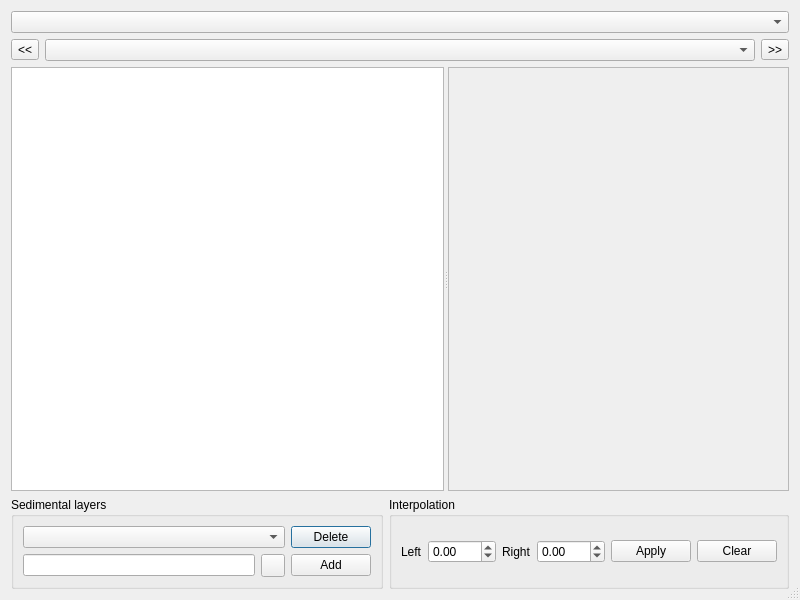
This is PreCourlis/ui/profile_dialog_base.ui in nixsosx2032/PreCourlis as Qt 5 draws it before an edit. The edited form follows.
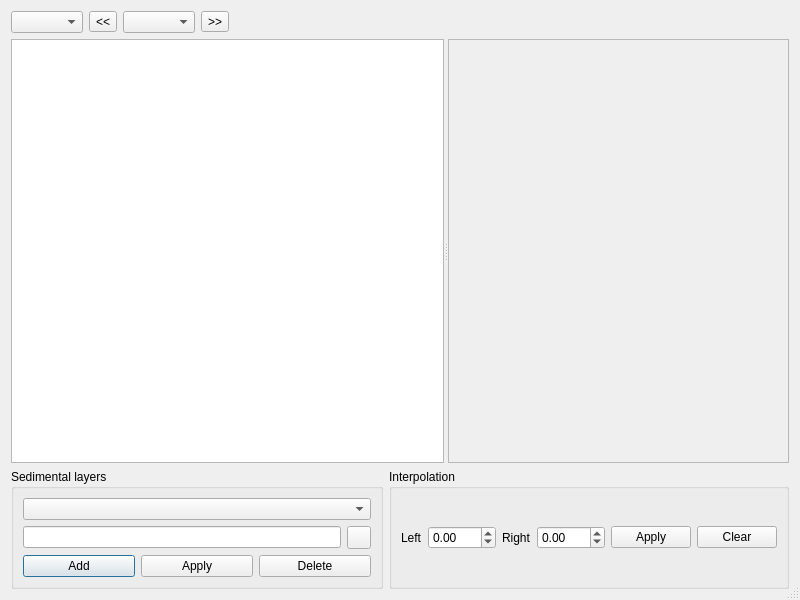
This is the edited form. Custom widgets are drawn as their Qt base class.

Commit message: Complete profile dialog layout and sedimental layers handling

```diff
--- a/PreCourlis/ui/profile_dialog_base.ui
+++ b/PreCourlis/ui/profile_dialog_base.ui
@@ -18,10 +18,17 @@
   </property>
   <layout class="QVBoxLayout" name="verticalLayout_2">
    <item>
-    <widget class="QgsMapLayerComboBox" name="layerComboBox"/>
-   </item>
-   <item>
-    <layout class="QHBoxLayout" name="sectionSelectionLayout" stretch="0,1,0">
+    <layout class="QHBoxLayout" name="sectionSelectionLayout" stretch="0,0,0,0,0">
+     <item>
+      <widget class="QgsMapLayerComboBox" name="layerComboBox">
+       <property name="sizePolicy">
+        <sizepolicy hsizetype="Preferred" vsizetype="Fixed">
+         <horstretch>0</horstretch>
+         <verstretch>0</verstretch>
+        </sizepolicy>
+       </property>
+      </widget>
+     </item>
      <item>
       <widget class="QToolButton" name="previousSectionButton">
        <property name="text">
@@ -37,6 +44,9 @@
          <verstretch>0</verstretch>
         </sizepolicy>
        </property>
+       <property name="sizeAdjustPolicy">
+        <enum>QComboBox::AdjustToContents</enum>
+       </property>
       </widget>
      </item>
      <item>
@@ -46,6 +56,19 @@
        </property>
       </widget>
      </item>
+     <item>
+      <spacer name="horizontalSpacer">
+       <property name="orientation">
+        <enum>Qt::Horizontal</enum>
+       </property>
+       <property name="sizeHint" stdset="0">
+        <size>
+         <width>40</width>
+         <height>20</height>
+        </size>
+       </property>
+      </spacer>
+     </item>
     </layout>
    </item>
    <item>
@@ -142,13 +165,6 @@
             </property>
            </widget>
           </item>
-          <item>
-           <widget class="QPushButton" name="deleteLayerButton">
-            <property name="text">
-             <string>Delete</string>
-            </property>
-           </widget>
-          </item>
          </layout>
         </item>
         <item>
@@ -163,6 +179,10 @@
             </property>
            </widget>
           </item>
+         </layout>
+        </item>
+        <item>
+         <layout class="QHBoxLayout" name="horizontalLayout">
           <item>
            <widget class="QPushButton" name="addLayerButton">
             <property name="text">
@@ -170,6 +190,20 @@
             </property>
            </widget>
           </item>
+          <item>
+           <widget class="QPushButton" name="applyLayerButton">
+            <property name="text">
+             <string>Apply</string>
+            </property>
+           </widget>
+          </item>
+          <item>
+           <widget class="QPushButton" name="deleteLayerButton">
+            <property name="text">
+             <string>Delete</string>
+            </property>
+           </widget>
+          </item>
          </layout>
         </item>
        </layout>
```
The commit also changes 2 other files.
